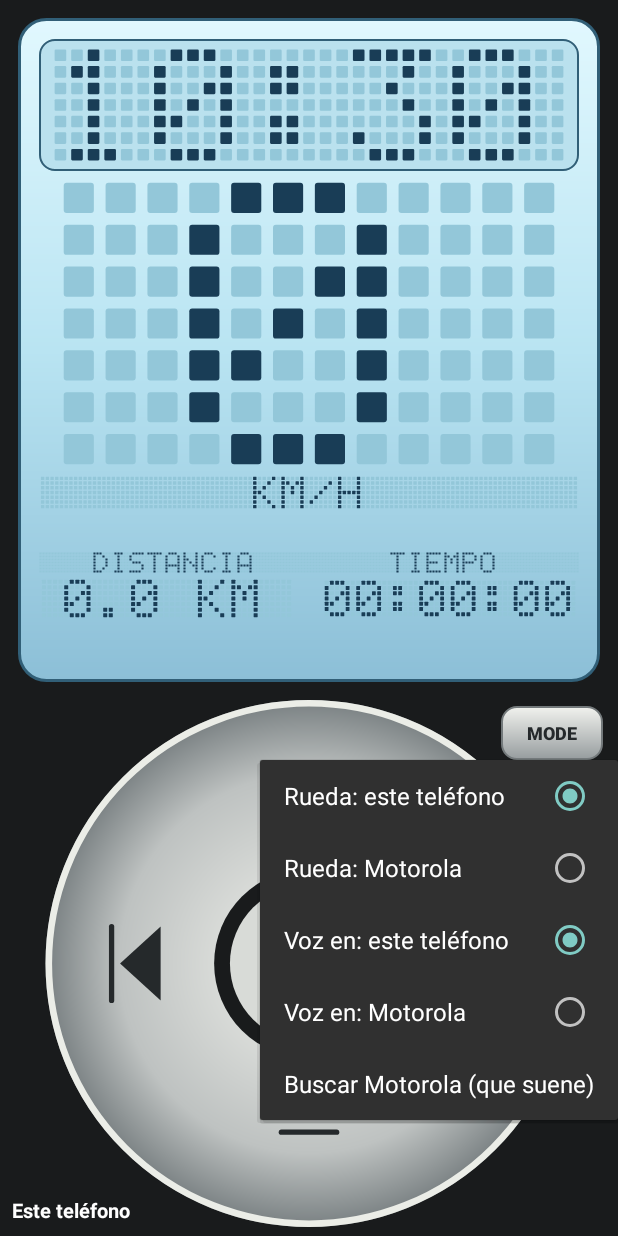
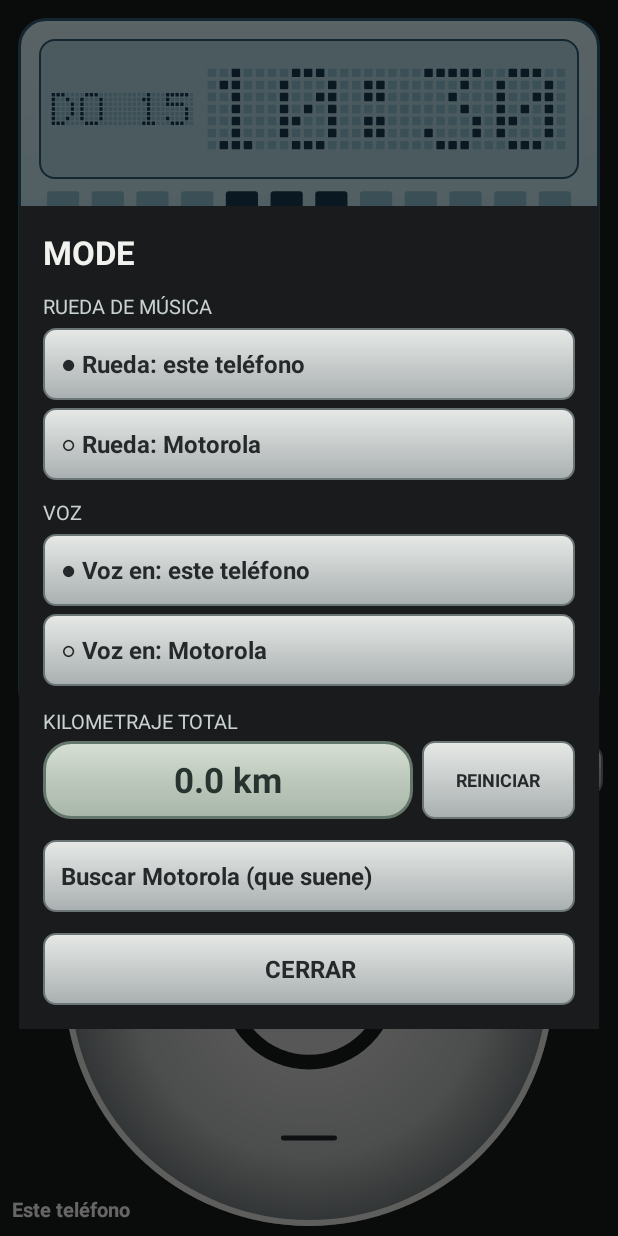
Before and after one commit to KYNOVA-asd/Rodada-pedal, an Android app: the screen it shows after launch (MainActivity), after a tap on "MODE", on a phone screen of 412 x 824 dp. Run offline under Robolectric (Android 15) with nearby library versions, the phone set to English and light mode, and no system bars; 1 other tap on this screen came first.

Commit message:
Mejorar reloj y menú MODE con odómetro persistente

```diff
--- a/manubrio/src/main/java/com/rodada/app/LedTickerView.kt
+++ b/manubrio/src/main/java/com/rodada/app/LedTickerView.kt
@@ -6,7 +6,7 @@ import android.graphics.Paint
 import android.util.AttributeSet
 import android.view.View
 import java.text.Normalizer
-import java.time.LocalTime
+import java.time.LocalDateTime
 import java.time.format.DateTimeFormatter
 
 /**
@@ -38,6 +38,7 @@ class LedTickerView(context: Context, attrs: AttributeSet?) : View(context, attr
     private val formatoHora = DateTimeFormatter.ofPattern("HH:mm")
 
     private var base = IntArray(0)
+    private var fecha = IntArray(0)
     private var baseCorre = false
     private var unaVez = IntArray(0)
 
@@ -104,21 +105,24 @@ class LedTickerView(context: Context, attrs: AttributeSet?) : View(context, attr
         removeCallbacks(cuadro)
         removeCallbacks(siguienteFase)
         fase = if (nueva == Fase.TEXTO && base.isEmpty()) Fase.RELOJ else nueva
-        val visibles = columnasVisibles()
         when (fase) {
             Fase.RELOJ -> {
-                tira = columnas(LocalTime.now().format(formatoHora))
+                val ahora = LocalDateTime.now()
+                val dia = arrayOf("LU", "MA", "MI", "JU", "VI", "SA", "DO")[ahora.dayOfWeek.value - 1]
+                fecha = columnas("%s %02d".format(dia, ahora.dayOfMonth))
+                tira = columnas(ahora.format(formatoHora))
                 corriendo = false
             }
             Fase.TEXTO -> {
                 tira = base
-                corriendo = baseCorre && base.size > visibles
+                corriendo = baseCorre && base.size > columnasVisibles()
             }
             Fase.UNA_VEZ -> {
                 tira = unaVez
                 corriendo = true
             }
         }
+        val visibles = columnasVisibles()
         posicion = -visibles
         invalidate()
         if (!enMarcha || width == 0) return
@@ -133,7 +137,11 @@ class LedTickerView(context: Context, attrs: AttributeSet?) : View(context, attr
 
     private fun ancho(): Int = width - paddingLeft - paddingRight
 
-    private fun paso(): Float = alto() / FILAS.toFloat()
+    private fun paso(): Float {
+        val original = alto() / FILAS.toFloat()
+        return if (fase == Fase.RELOJ && tira.isNotEmpty())
+            minOf(original, ancho() * 0.70f / tira.size.toFloat()) else original
+    }
 
     private fun columnasVisibles(): Int = if (alto() <= 0) 0 else (ancho() / paso()).toInt()
 
@@ -141,6 +149,19 @@ class LedTickerView(context: Context, attrs: AttributeSet?) : View(context, attr
         super.onDraw(canvas)
         val p = paso()
         if (p <= 0f) return
+        if (fase == Fase.RELOJ) {
+            val gap = 8f * resources.displayMetrics.density
+            val dateP = if (fecha.isEmpty()) 0f else minOf(
+                alto() / (FILAS * 2f),
+                (ancho() - tira.size * p - gap) / fecha.size
+            )
+            val total = fecha.size * dateP + gap + tira.size * p
+            val left = paddingLeft + (ancho() - total) / 2f
+            if (dateP > 0f) drawCells(canvas, fecha, left, paddingTop + (alto() - FILAS * dateP) / 2f, dateP)
+            drawCells(canvas, tira, left + fecha.size * dateP + gap,
+                paddingTop + (alto() - FILAS * p) / 2f, p)
+            return
+        }
         val visibles = columnasVisibles()
         val margenX = paddingLeft + (ancho() - visibles * p) / 2f
         val medio = p * 0.35f
@@ -158,6 +179,19 @@ class LedTickerView(context: Context, attrs: AttributeSet?) : View(context, attr
                 val y = paddingTop + p * f + p / 2f
                 canvas.drawRoundRect(x - medio, y - medio, x + medio, y + medio,
                     esquina, esquina, if (bits and (1 shl f) != 0) encendido else apagado)
+            }
+        }
+    }
+
+    private fun drawCells(canvas: Canvas, columns: IntArray, left: Float, top: Float, p: Float) {
+        val half = p * 0.35f
+        val corner = p * 0.07f
+        for (c in columns.indices) {
+            val x = left + c * p + p / 2f
+            for (f in 0 until FILAS) {
+                val y = top + f * p + p / 2f
+                canvas.drawRoundRect(x - half, y - half, x + half, y + half,
+                    corner, corner, if (columns[c] and (1 shl f) != 0) encendido else apagado)
             }
         }
     }
--- a/manubrio/src/main/java/com/rodada/app/MainActivity.kt
+++ b/manubrio/src/main/java/com/rodada/app/MainActivity.kt
@@ -21,7 +21,6 @@ import android.view.WindowInsets
 import android.view.WindowInsetsController
 import android.view.WindowManager
 import android.widget.LinearLayout
-import android.widget.PopupMenu
 import android.widget.TextView
 import android.widget.Toast
 import com.rodada.enlace.Mensaje
@@ -34,6 +33,7 @@ class MainActivity : Activity() {
     private lateinit var speedUnit: LedTextView
     private lateinit var distance: LedTextView
     private lateinit var elapsed: LedTextView
+    private val sessionStartedAtMs = SystemClock.elapsedRealtime()
     private lateinit var audioManager: AudioManager
     private lateinit var vibrator: Vibrator
     private lateinit var speech: SpeechController
@@ -215,8 +215,8 @@ class MainActivity : Activity() {
             }
             view.layoutParams = params
         }
-        half(R.id.screen_half, if (landscape) 0.6f else 0.55f)
-        half(R.id.wheel_half, if (landscape) 0.4f else 0.45f)
+        half(R.id.screen_half, if (landscape) 0.6f else 0.58f)
+        half(R.id.wheel_half, if (landscape) 0.4f else 0.42f)
         // De lado, la pantallita deja 6 dp a la derecha en vez de abajo.
         val screen = findViewById<android.view.View>(R.id.screen_half)
         (screen.layoutParams as LinearLayout.LayoutParams).setMargins(
@@ -249,7 +249,7 @@ class MainActivity : Activity() {
         }
         distance.text = getString(R.string.distance_value, RideState.distanceMeters / 1000f)
         updateNavSummary()
-        val seconds = RideState.elapsedSeconds()
+        val seconds = (SystemClock.elapsedRealtime() - sessionStartedAtMs) / 1000L
         elapsed.text = getString(R.string.elapsed_value, seconds / 3600, (seconds / 60) % 60, seconds % 60)
         if (RideState.running) {
             window.addFlags(WindowManager.LayoutParams.FLAG_KEEP_SCREEN_ON)
@@ -313,6 +313,11 @@ class MainActivity : Activity() {
             MusicWheelView.Zone.NEXT -> sendMediaKey(KeyEvent.KEYCODE_MEDIA_NEXT)
             MusicWheelView.Zone.CENTER -> sendMediaKey(KeyEvent.KEYCODE_MEDIA_PLAY_PAUSE)
         }
+        if (zone == MusicWheelView.Zone.UP || zone == MusicWheelView.Zone.DOWN) {
+            ticker.mostrarUnaVez(getString(
+                if (zone == MusicWheelView.Zone.UP) R.string.volume_up_feedback else R.string.volume_down_feedback
+            ))
+        }
         if (vibrator.hasVibrator()) {
             vibrator.vibrate(VibrationEffect.createOneShot(30L, VibrationEffect.DEFAULT_AMPLITUDE))
         }
@@ -327,31 +332,55 @@ class MainActivity : Activity() {
     }
 
     private fun showMenu(anchor: android.view.View) {
-        PopupMenu(this, anchor).apply {
-            menu.add(MENU_TARGET_GROUP, MENU_THIS_PHONE, 0, R.string.target_this_phone)
-            menu.add(MENU_TARGET_GROUP, MENU_MOTOROLA, 1, R.string.target_motorola)
-            menu.setGroupCheckable(MENU_TARGET_GROUP, true, true)
-            menu.findItem(if (isMotorolaTarget()) MENU_MOTOROLA else MENU_THIS_PHONE).isChecked = true
-            menu.add(MENU_VOICE_GROUP, MENU_VOICE_PHONE, 2, R.string.voice_this_phone)
-            menu.add(MENU_VOICE_GROUP, MENU_VOICE_MOTOROLA, 3, R.string.voice_motorola)
-            menu.setGroupCheckable(MENU_VOICE_GROUP, true, true)
-            menu.findItem(if (isVoiceOnMotorola()) MENU_VOICE_MOTOROLA else MENU_VOICE_PHONE).isChecked = true
-            menu.add(MENU_FIND_GROUP, MENU_FIND, 4, if (findingMotorola) R.string.menu_find_stop else R.string.menu_find)
-            setOnMenuItemClickListener { item ->
-                when (item.itemId) {
-                    MENU_FIND -> toggleFindMotorola()
-                    MENU_THIS_PHONE -> useThisPhone()
-                    MENU_MOTOROLA -> onMotorolaChosen()
-                    MENU_VOICE_PHONE -> prefs.edit().putString(KEY_VOICE, TARGET_PHONE).apply()
-                    MENU_VOICE_MOTOROLA -> {
-                        prefs.edit().putString(KEY_VOICE, TARGET_MOTOROLA).apply()
-                        withBluetoothPermission { startLinkIfPossible() }
+        val content = layoutInflater.inflate(R.layout.dialog_mode, null)
+        val dialog = AlertDialog.Builder(this).setView(content).create()
+        fun choice(id: Int, selected: Boolean, label: Int, action: () -> Unit) {
+            content.findViewById<TextView>(id).apply {
+                text = getString(if (selected) R.string.mode_selected else R.string.mode_unselected, getString(label))
+                setOnClickListener { dialog.dismiss(); action() }
+            }
+        }
+        choice(R.id.mode_wheel_phone, !isMotorolaTarget(), R.string.target_this_phone, ::useThisPhone)
+        choice(R.id.mode_wheel_motorola, isMotorolaTarget(), R.string.target_motorola, ::onMotorolaChosen)
+        choice(R.id.mode_voice_phone, !isVoiceOnMotorola(), R.string.voice_this_phone) {
+            prefs.edit().putString(KEY_VOICE, TARGET_PHONE).apply()
+        }
+        choice(R.id.mode_voice_motorola, isVoiceOnMotorola(), R.string.voice_motorola) {
+            prefs.edit().putString(KEY_VOICE, TARGET_MOTOROLA).apply()
+            withBluetoothPermission { startLinkIfPossible() }
+        }
+        OdometerStore(this).use { store ->
+            content.findViewById<TextView>(R.id.mode_odometer).text =
+                getString(R.string.mode_odometer_value, store.totalMeters() / 1000.0)
+        }
+        content.findViewById<TextView>(R.id.mode_reset).setOnClickListener {
+            if (RideState.running) {
+                Toast.makeText(this, R.string.mode_odometer_reset_running, Toast.LENGTH_SHORT).show()
+            } else {
+                AlertDialog.Builder(this, android.R.style.Theme_DeviceDefault_Dialog_Alert)
+                    .setTitle(R.string.mode_odometer_reset_title)
+                    .setMessage(R.string.mode_odometer_reset_message)
+                    .setNegativeButton(R.string.permissions_cancel, null)
+                    .setPositiveButton(R.string.mode_odometer_reset) { _, _ ->
+                        OdometerStore(this).use { it.reset() }
+                        content.findViewById<TextView>(R.id.mode_odometer).text =
+                            getString(R.string.mode_odometer_value, 0.0)
                     }
-                }
-                true
+                    .show()
             }
-            show()
         }
+        content.findViewById<TextView>(R.id.mode_find).apply {
+            setText(if (findingMotorola) R.string.menu_find_stop else R.string.menu_find)
+            setOnClickListener { dialog.dismiss(); toggleFindMotorola() }
+        }
+        content.findViewById<TextView>(R.id.mode_close).setOnClickListener { dialog.dismiss() }
+        dialog.setOnShowListener {
+            dialog.window?.apply {
+                setBackgroundDrawableResource(R.color.watch_case)
+                setLayout((resources.displayMetrics.widthPixels * 0.94f).toInt(), WindowManager.LayoutParams.WRAP_CONTENT)
+            }
+        }
+        dialog.show()
         enlace?.reintentar()
     }
 
--- /dev/null
+++ b/manubrio/src/main/java/com/rodada/app/OdometerStore.kt
@@ -0,0 +1,28 @@
+package com.rodada.app
+
+import android.content.Context
+import android.database.sqlite.SQLiteDatabase
+import android.database.sqlite.SQLiteOpenHelper
+
+/** Kilometraje acumulado en el S40. Solo suma puntos que RideService ya aceptó. */
+internal class OdometerStore(context: Context) : SQLiteOpenHelper(context, "rodada_kilometraje.db", null, 1) {
+    override fun onCreate(db: SQLiteDatabase) {
+        db.execSQL("CREATE TABLE odometro (id INTEGER PRIMARY KEY, metros REAL NOT NULL)")
+        db.execSQL("INSERT INTO odometro (id, metros) VALUES (1, 0)")
+    }
+
+    override fun onUpgrade(db: SQLiteDatabase, oldVersion: Int, newVersion: Int) = Unit
+
+    fun addMeters(meters: Double) {
+        if (meters <= 0.0) return
+        writableDatabase.execSQL("UPDATE odometro SET metros = metros + ? WHERE id = 1", arrayOf(meters))
+    }
+
+    fun totalMeters(): Double = readableDatabase.rawQuery(
+        "SELECT metros FROM odometro WHERE id = 1", null
+    ).use { cursor -> if (cursor.moveToFirst()) cursor.getDouble(0) else 0.0 }
+
+    fun reset() {
+        writableDatabase.execSQL("UPDATE odometro SET metros = 0 WHERE id = 1")
+    }
+}
--- a/manubrio/src/main/java/com/rodada/app/RideService.kt
+++ b/manubrio/src/main/java/com/rodada/app/RideService.kt
@@ -14,14 +14,20 @@ import android.location.LocationListener
 import android.location.LocationManager
 import android.os.IBinder
 import android.os.Looper
+import android.os.SystemClock
 
 class RideService : Service(), LocationListener {
     private lateinit var locationManager: LocationManager
     private var lastAcceptedLocation: Location? = null
+    private lateinit var odometer: OdometerStore
+    private var pendingMeters = 0.0
+    private var lastSaveMs = 0L
 
     override fun onCreate() {
         super.onCreate()
         locationManager = getSystemService(LocationManager::class.java)
+        odometer = OdometerStore(this)
+        lastSaveMs = SystemClock.elapsedRealtime()
     }
 
     override fun onStartCommand(intent: Intent?, flags: Int, startId: Int): Int {
@@ -84,6 +90,8 @@ class RideService : Service(), LocationListener {
             lastAcceptedLocation = location
         } else if (meters >= MIN_DISTANCE_STEP_METERS) {
             RideState.distanceMeters += meters
+            pendingMeters += meters.toDouble()
+            if (SystemClock.elapsedRealtime() - lastSaveMs >= SAVE_INTERVAL_MS) saveDistance()
             lastAcceptedLocation = location
         }
     }
@@ -96,12 +104,22 @@ class RideService : Service(), LocationListener {
 
     override fun onDestroy() {
         locationManager.removeUpdates(this)
+        saveDistance()
+        odometer.close()
         RideState.finish()
         stopForeground(STOP_FOREGROUND_REMOVE)
         super.onDestroy()
     }
 
     override fun onBind(intent: Intent?): IBinder? = null
+
+    private fun saveDistance() {
+        if (pendingMeters > 0.0) {
+            odometer.addMeters(pendingMeters)
+            pendingMeters = 0.0
+        }
+        lastSaveMs = SystemClock.elapsedRealtime()
+    }
 
     private fun createNotificationChannel() {
         val channel = NotificationChannel(
@@ -136,5 +154,6 @@ class RideService : Service(), LocationListener {
         private const val MIN_DISTANCE_STEP_METERS = 3f
         private const val MAX_BIKE_SPEED_MPS = 25f
         private const val JUMP_TOLERANCE_METERS = 10f
+        private const val SAVE_INTERVAL_MS = 10_000L
     }
 }
--- /dev/null
+++ b/manubrio/src/main/res/drawable/mode_choice.xml
@@ -0,0 +1,6 @@
+<?xml version="1.0" encoding="utf-8"?>
+<shape xmlns:android="http://schemas.android.com/apk/res/android">
+    <gradient android:angle="270" android:startColor="#E6E9E6" android:endColor="#A9AFB0" />
+    <stroke android:width="1dp" android:color="#6C7576" />
+    <corners android:radius="8dp" />
+</shape>
--- a/manubrio/src/main/res/layout/activity_main.xml
+++ b/manubrio/src/main/res/layout/activity_main.xml
@@ -14,7 +14,7 @@
         android:layout_marginTop="12dp"
         android:layout_marginEnd="12dp"
         android:layout_marginBottom="6dp"
-        android:layout_weight="0.55">
+        android:layout_weight="0.58">
 
     <LinearLayout
         android:id="@+id/info_panel"
@@ -192,7 +192,7 @@
         android:id="@+id/wheel_half"
         android:layout_width="match_parent"
         android:layout_height="0dp"
-        android:layout_weight="0.45">
+        android:layout_weight="0.42">
 
         <com.rodada.app.MusicWheelView
             android:id="@+id/music_wheel"
--- /dev/null
+++ b/manubrio/src/main/res/layout/dialog_mode.xml
@@ -0,0 +1,92 @@
+<?xml version="1.0" encoding="utf-8"?>
+<ScrollView xmlns:android="http://schemas.android.com/apk/res/android"
+    android:layout_width="match_parent"
+    android:layout_height="wrap_content"
+    android:background="@color/watch_case"
+    android:fillViewport="true">
+
+    <LinearLayout
+        android:layout_width="match_parent"
+        android:layout_height="wrap_content"
+        android:orientation="vertical"
+        android:padding="16dp">
+
+        <TextView
+            android:layout_width="match_parent"
+            android:layout_height="wrap_content"
+            android:text="@string/menu_icon"
+            android:textColor="#F1F2EE"
+            android:textSize="22sp"
+            android:textStyle="bold" />
+
+        <TextView
+            android:layout_width="match_parent"
+            android:layout_height="wrap_content"
+            android:layout_marginTop="12dp"
+            android:text="@string/mode_wheel_label"
+            android:textColor="#C9D2D1"
+            android:textSize="13sp" />
+
+        <TextView android:id="@+id/mode_wheel_phone" style="@style/ModeChoice" />
+        <TextView android:id="@+id/mode_wheel_motorola" style="@style/ModeChoice" />
+
+        <TextView
+            android:layout_width="match_parent"
+            android:layout_height="wrap_content"
+            android:layout_marginTop="12dp"
+            android:text="@string/mode_voice_label"
+            android:textColor="#C9D2D1"
+            android:textSize="13sp" />
+
+        <TextView android:id="@+id/mode_voice_phone" style="@style/ModeChoice" />
+        <TextView android:id="@+id/mode_voice_motorola" style="@style/ModeChoice" />
+
+        <TextView
+            android:layout_width="match_parent"
+            android:layout_height="wrap_content"
+            android:layout_marginTop="14dp"
+            android:text="@string/mode_odometer_label"
+            android:textColor="#C9D2D1"
+            android:textSize="13sp" />
+
+        <LinearLayout
+            android:layout_width="match_parent"
+            android:layout_height="52dp"
+            android:layout_marginTop="4dp"
+            android:orientation="horizontal">
+
+            <TextView
+                android:id="@+id/mode_odometer"
+                android:layout_width="0dp"
+                android:layout_height="match_parent"
+                android:layout_weight="1"
+                android:background="@drawable/info_panel_day"
+                android:gravity="center"
+                android:textColor="@color/lcd_day_ink"
+                android:textSize="23sp"
+                android:textStyle="bold" />
+
+            <TextView
+                android:id="@+id/mode_reset"
+                android:layout_width="102dp"
+                android:layout_height="match_parent"
+                android:layout_marginStart="6dp"
+                android:background="@drawable/mode_choice"
+                android:gravity="center"
+                android:text="@string/mode_odometer_reset"
+                android:textColor="@color/silver_ink"
+                android:textSize="12sp"
+                android:textStyle="bold" />
+        </LinearLayout>
+
+        <TextView android:id="@+id/mode_find" style="@style/ModeChoice"
+            android:layout_marginTop="14dp" />
+
+        <TextView
+            android:id="@+id/mode_close"
+            style="@style/ModeChoice"
+            android:layout_marginTop="14dp"
+            android:gravity="center"
+            android:text="@string/mode_close" />
+    </LinearLayout>
+</ScrollView>
--- a/manubrio/src/main/res/values/strings.xml
+++ b/manubrio/src/main/res/values/strings.xml
@@ -32,6 +32,19 @@
     <string name="speech_speed">Vas a %1$d kilómetros por hora.</string>
     <string name="menu_icon">MODE</string>
     <string name="menu_description">Menú</string>
+    <string name="mode_wheel_label">RUEDA DE MÚSICA</string>
+    <string name="mode_voice_label">VOZ</string>
+    <string name="mode_odometer_label">KILOMETRAJE TOTAL</string>
+    <string name="mode_odometer_value">%1$.1f km</string>
+    <string name="mode_odometer_reset">REINICIAR</string>
+    <string name="mode_odometer_reset_title">¿Reiniciar kilometraje?</string>
+    <string name="mode_odometer_reset_message">El total volverá a cero. No se puede recuperar.</string>
+    <string name="mode_odometer_reset_running">Detén el recorrido antes de reiniciar el kilometraje.</string>
+    <string name="mode_selected">● %1$s</string>
+    <string name="mode_unselected">○ %1$s</string>
+    <string name="mode_close">CERRAR</string>
+    <string name="volume_up_feedback">VOL +</string>
+    <string name="volume_down_feedback">VOL −</string>
     <string name="hid_permissions_title">Control por Bluetooth</string>
     <string name="hid_permissions_explanation">Rodada usará Bluetooth para presentarse ante tu Motorola como un control de música y mandarle reproducir, pausa y volumen. Solo se activa cuando lo pides.</string>
     <string name="hid_permissions_needed">Sin el permiso de dispositivos cercanos no se puede controlar el Motorola.</string>
--- /dev/null
+++ b/manubrio/src/main/res/values/styles.xml
@@ -0,0 +1,15 @@
+<?xml version="1.0" encoding="utf-8"?>
+<resources>
+    <style name="ModeChoice">
+        <item name="android:layout_width">match_parent</item>
+        <item name="android:layout_height">48dp</item>
+        <item name="android:layout_marginTop">5dp</item>
+        <item name="android:background">@drawable/mode_choice</item>
+        <item name="android:gravity">center_vertical</item>
+        <item name="android:paddingStart">12dp</item>
+        <item name="android:paddingEnd">10dp</item>
+        <item name="android:textColor">@color/silver_ink</item>
+        <item name="android:textSize">16sp</item>
+        <item name="android:textStyle">bold</item>
+    </style>
+</resources>
```
Also changed, not shown: 1 other file.
